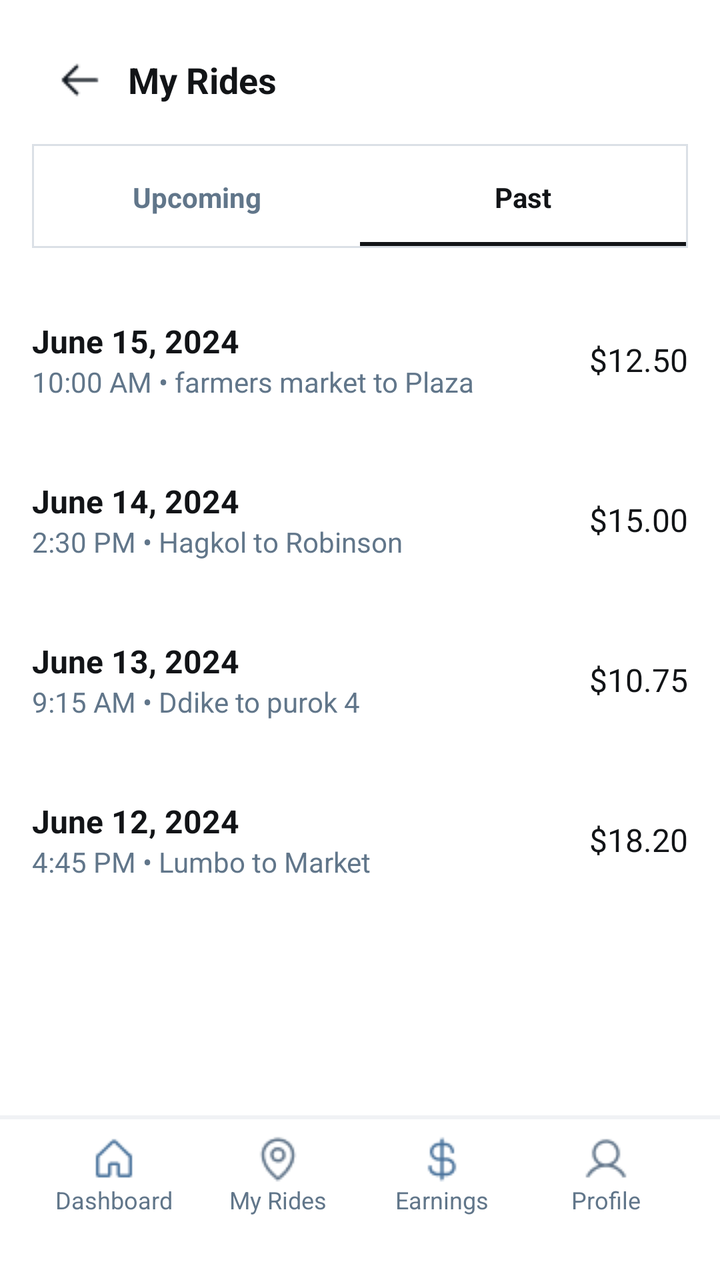
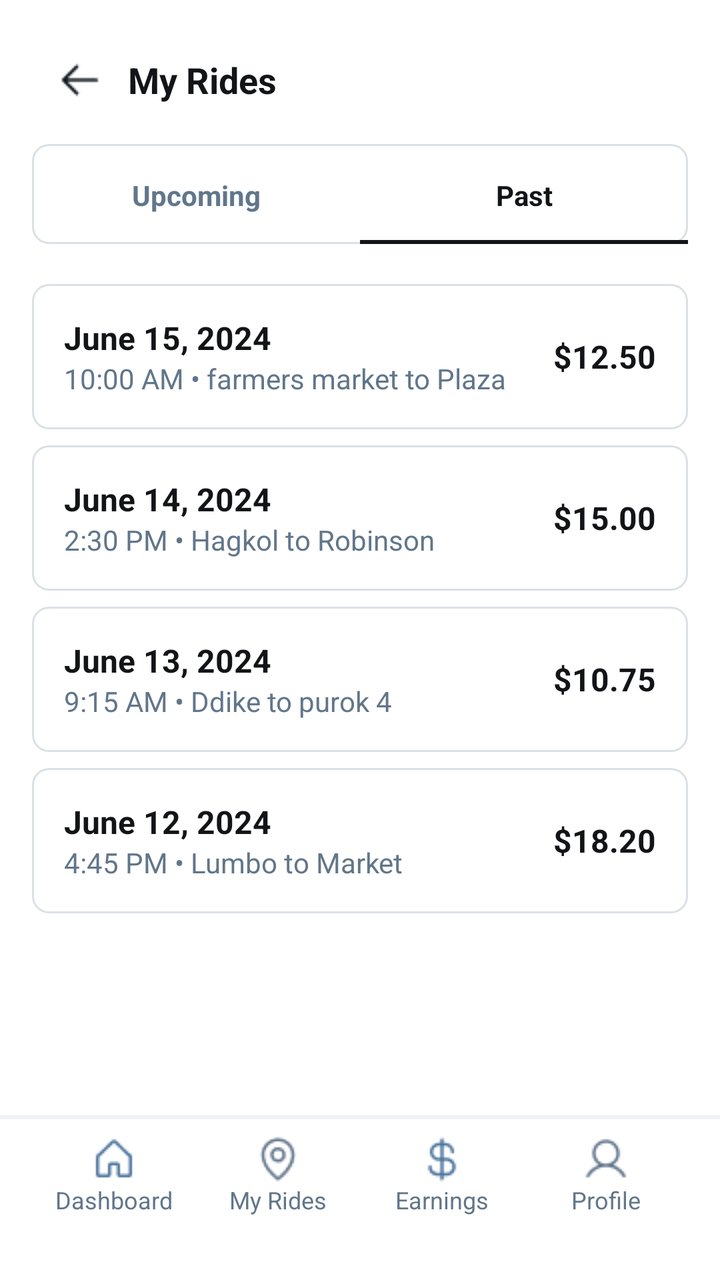

The first picture is an Android layout as it rendered before a commit; the second is the same layout after the commit. The layout source and the unified diff follow.
<!-- AndroidManifest.xml: application theme Theme.Tricycle_app -->
<!-- res/layout/driverdashhistory.xml -->
<?xml version="1.0" encoding="utf-8"?>
<LinearLayout xmlns:android="http://schemas.android.com/apk/res/android"
    android:layout_width="match_parent"
    android:layout_height="match_parent"
    android:orientation="vertical"
    android:background="#FFFFFF">

    <ScrollView
        android:layout_width="match_parent"
        android:layout_height="0dp"
        android:layout_weight="1"
        android:fillViewport="true">

        <LinearLayout
            android:layout_width="match_parent"
            android:layout_height="wrap_content"
            android:orientation="vertical"
            android:paddingBottom="20dp">

            <LinearLayout
                android:layout_width="match_parent"
                android:layout_height="wrap_content"
                android:orientation="horizontal"
                android:gravity="center_vertical"
                android:paddingTop="16dp"
                android:paddingBottom="8dp"
                android:paddingStart="16dp"
                android:paddingEnd="16dp">

                <LinearLayout
                    android:layout_width="48dp"
                    android:layout_height="48dp"
                    android:gravity="center">

                    <View
                        android:layout_width="24dp"
                        android:layout_height="24dp"
                        android:background="@drawable/arrow" />
                </LinearLayout>

                <TextView
                    android:layout_width="wrap_content"
                    android:layout_height="wrap_content"
                    android:text="My Rides"
                    android:textSize="18sp"
                    android:textStyle="bold"
                    android:textColor="#121417"
                    android:paddingEnd="48dp"/>
            </LinearLayout>

            <LinearLayout
                android:layout_width="match_parent"
                android:layout_height="wrap_content"
                android:orientation="vertical"
                android:paddingStart="16dp"
                android:paddingEnd="16dp"
                android:paddingBottom="12dp">

                <LinearLayout
                    android:layout_width="match_parent"
                    android:layout_height="wrap_content"
                    android:orientation="horizontal"
                    android:background="#DBE0E6"
                    android:padding="1dp"> <LinearLayout
                    android:layout_width="match_parent"
                    android:layout_height="wrap_content"
                    android:orientation="horizontal"
                    android:background="#FFFFFF">

                    <LinearLayout
                        android:layout_width="0dp"
                        android:layout_weight="1"
                        android:layout_height="wrap_content"
                        android:orientation="vertical">

                        <TextView
                            android:layout_width="match_parent"
                            android:layout_height="wrap_content"
                            android:text="Upcoming"
                            android:gravity="center"
                            android:paddingTop="16dp"
                            android:paddingBottom="13dp"
                            android:textSize="14sp"
                            android:textStyle="bold"
                            android:textColor="#61768A"/>

                        <View
                            android:layout_width="match_parent"
                            android:layout_height="2dp"
                            android:background="@android:color/transparent"/>
                    </LinearLayout>

                    <LinearLayout
                        android:layout_width="0dp"
                        android:layout_weight="1"
                        android:layout_height="wrap_content"
                        android:orientation="vertical">

                        <TextView
                            android:layout_width="match_parent"
                            android:layout_height="wrap_content"
                            android:text="Past"
                            android:gravity="center"
                            android:paddingTop="16dp"
                            android:paddingBottom="13dp"
                            android:textSize="14sp"
                            android:textStyle="bold"
                            android:textColor="#121417"/>

                        <View
                            android:layout_width="match_parent"
                            android:layout_height="2dp"
                            android:background="#121417"/>
                    </LinearLayout>

                </LinearLayout>
                </LinearLayout>
            </LinearLayout>

            <LinearLayout
                android:layout_width="match_parent"
                android:layout_height="72dp"
                android:orientation="horizontal"
                android:gravity="center_vertical"
                android:paddingStart="16dp"
                android:paddingEnd="16dp"
                android:layout_marginTop="8dp">

                <LinearLayout
                    android:layout_width="0dp"
                    android:layout_weight="1"
                    android:layout_height="wrap_content"
                    android:orientation="vertical">
                    <TextView
                        android:layout_width="wrap_content"
                        android:layout_height="wrap_content"
                        android:text="June 15, 2024"
                        android:textSize="16sp"
                        android:textStyle="bold"
                        android:textColor="#121417"/>
                    <TextView
                        android:layout_width="wrap_content"
                        android:layout_height="wrap_content"
                        android:text="10:00 AM • farmers market to Plaza"
                        android:textSize="14sp"
                        android:textColor="#61768A"/>
                </LinearLayout>

                <TextView
                    android:layout_width="wrap_content"
                    android:layout_height="wrap_content"
                    android:text="$12.50"
                    android:textSize="16sp"
                    android:textColor="#121417"/>
            </LinearLayout>

            <LinearLayout
                android:layout_width="match_parent"
                android:layout_height="72dp"
                android:orientation="horizontal"
                android:gravity="center_vertical"
                android:paddingStart="16dp"
                android:paddingEnd="16dp"
                android:layout_marginTop="8dp">

                <LinearLayout
                    android:layout_width="0dp"
                    android:layout_weight="1"
                    android:layout_height="wrap_content"
                    android:orientation="vertical">
                    <TextView
                        android:layout_width="wrap_content"
                        android:layout_height="wrap_content"
                        android:text="June 14, 2024"
                        android:textSize="16sp"
                        android:textStyle="bold"
                        android:textColor="#121417"/>
                    <TextView
                        android:layout_width="wrap_content"
                        android:layout_height="wrap_content"
                        android:text="2:30 PM • Hagkol to Robinson"
                        android:textSize="14sp"
                        android:textColor="#61768A"/>
                </LinearLayout>

                <TextView
                    android:layout_width="wrap_content"
                    android:layout_height="wrap_content"
                    android:text="$15.00"
                    android:textSize="16sp"
                    android:textColor="#121417"/>
            </LinearLayout>

            <LinearLayout
                android:layout_width="match_parent"
                android:layout_height="72dp"
                android:orientation="horizontal"
                android:gravity="center_vertical"
                android:paddingStart="16dp"
                android:paddingEnd="16dp"
                android:layout_marginTop="8dp">

                <LinearLayout
                    android:layout_width="0dp"
                    android:layout_weight="1"
                    android:layout_height="wrap_content"
                    android:orientation="vertical">
                    <TextView
                        android:layout_width="wrap_content"
                        android:layout_height="wrap_content"
                        android:text="June 13, 2024"
                        android:textSize="16sp"
                        android:textStyle="bold"
                        android:textColor="#121417"/>
                    <TextView
                        android:layout_width="wrap_content"
                        android:layout_height="wrap_content"
                        android:text="9:15 AM • Ddike to purok 4"
                        android:textSize="14sp"
                        android:textColor="#61768A"/>
                </LinearLayout>

                <TextView
                    android:layout_width="wrap_content"
                    android:layout_height="wrap_content"
                    android:text="$10.75"
                    android:textSize="16sp"
                    android:textColor="#121417"/>
            </LinearLayout>

            <LinearLayout
                android:layout_width="match_parent"
                android:layout_height="72dp"
                android:orientation="horizontal"
                android:gravity="center_vertical"
                android:paddingStart="16dp"
                android:paddingEnd="16dp"
                android:layout_marginTop="8dp">

                <LinearLayout
                    android:layout_width="0dp"
                    android:layout_weight="1"
                    android:layout_height="wrap_content"
                    android:orientation="vertical">
                    <TextView
                        android:layout_width="wrap_content"
                        android:layout_height="wrap_content"
                        android:text="June 12, 2024"
                        android:textSize="16sp"
                        android:textStyle="bold"
                        android:textColor="#121417"/>
                    <TextView
                        android:layout_width="wrap_content"
                        android:layout_height="wrap_content"
                        android:text="4:45 PM • Lumbo to Market"
                        android:textSize="14sp"
                        android:textColor="#61768A"/>
                </LinearLayout>

                <TextView
                    android:layout_width="wrap_content"
                    android:layout_height="wrap_content"
                    android:text="$18.20"
                    android:textSize="16sp"
                    android:textColor="#121417"/>
            </LinearLayout>

        </LinearLayout>
    </ScrollView>

    <LinearLayout
        android:layout_width="match_parent"
        android:layout_height="wrap_content"
        android:orientation="vertical">

        <View
            android:layout_width="match_parent"
            android:layout_height="1dp"
            android:background="#F0F2F5"/>

    </LinearLayout>

    <include layout="@layout/drivernav" />


</LinearLayout>
<!-- res/layout/drivernav.xml (included above) -->
<?xml version="1.0" encoding="utf-8"?>
<LinearLayout xmlns:android="http://schemas.android.com/apk/res/android"
    android:layout_width="match_parent"
    android:layout_height="wrap_content"
    android:orientation="vertical"
    android:background="#FFFFFF">

    <View
        android:layout_width="match_parent"
        android:layout_height="1dp"
        android:background="#F0F2F5"/>

    <LinearLayout
        android:layout_width="match_parent"
        android:layout_height="wrap_content"
        android:orientation="horizontal"
        android:paddingTop="8dp"
        android:paddingBottom="12dp"
        android:paddingStart="16dp"
        android:paddingEnd="16dp">

        <LinearLayout
            android:layout_width="0dp"
            android:layout_height="wrap_content"
            android:layout_weight="1"
            android:orientation="vertical"
            android:gravity="center">

            <View
                android:layout_width="24dp"
                android:layout_height="24dp"
                android:background="@drawable/home" />

            <TextView
                android:layout_width="wrap_content"
                android:layout_height="wrap_content"
                android:text="Dashboard"
                android:textSize="12sp"
                android:textColor="#61768A"/>
        </LinearLayout>

        <LinearLayout
            android:layout_width="0dp"
            android:layout_height="wrap_content"
            android:layout_weight="1"
            android:orientation="vertical"
            android:gravity="center">

            <View
                android:layout_width="24dp"
                android:layout_height="24dp"
                android:background="@drawable/locationpin" />

            <TextView
                android:layout_width="wrap_content"
                android:layout_height="wrap_content"
                android:text="My Rides"
                android:textSize="12sp"
                android:textColor="#61768A"/>
        </LinearLayout>

        <LinearLayout
            android:layout_width="0dp"
            android:layout_height="wrap_content"
            android:layout_weight="1"
            android:orientation="vertical"
            android:gravity="center">

            <View
                android:layout_width="24dp"
                android:layout_height="24dp"
                android:background="@drawable/money" />

            <TextView
                android:layout_width="wrap_content"
                android:layout_height="wrap_content"
                android:text="Earnings"
                android:textSize="12sp"
                android:textColor="#61768A"/>
        </LinearLayout>

        <LinearLayout
            android:layout_width="0dp"
            android:layout_height="wrap_content"
            android:layout_weight="1"
            android:orientation="vertical"
            android:gravity="center">

            <View
                android:layout_width="24dp"
                android:layout_height="24dp"
                android:background="@drawable/profile" />

            <TextView
                android:layout_width="wrap_content"
                android:layout_height="wrap_content"
                android:text="Profile"
                android:textSize="12sp"
                android:textColor="#61768A"/>
        </LinearLayout>

    </LinearLayout>

    <View
        android:layout_width="match_parent"
        android:layout_height="20dp"
        android:background="#FFFFFF"/>

</LinearLayout>
<!-- resources referenced by this layout -->
<resources>
  <!-- drawable arrow: png bitmap (drawable, 284 bytes) -->
  <!-- drawable home: png bitmap (drawable, 468 bytes) -->
  <!-- drawable locationpin: png bitmap (drawable, 805 bytes) -->
  <!-- drawable money: png bitmap (drawable, 640 bytes) -->
  <!-- drawable profile: png bitmap (drawable, 661 bytes) -->
  <style name="Theme.Tricycle_app" parent="Base.Theme.Tricycle_app" />
  <style name="Base.Theme.Tricycle_app" parent="Theme.Material3.DayNight.NoActionBar">
          
          
      </style>
</resources>

<!-- the commit's change to res/layout/driverdashhistory.xml (unified diff, before → after) -->
@@ -28,9 +28,12 @@
                 android:paddingEnd="16dp">
 
                 <LinearLayout
+                    android:id="@+id/btnBack"
                     android:layout_width="48dp"
                     android:layout_height="48dp"
-                    android:gravity="center">
+                    android:gravity="center"
+                    android:clickable="true"
+                    android:focusable="true">
 
                     <View
                         android:layout_width="24dp"
@@ -60,12 +63,7 @@
                     android:layout_width="match_parent"
                     android:layout_height="wrap_content"
                     android:orientation="horizontal"
-                    android:background="#DBE0E6"
-                    android:padding="1dp"> <LinearLayout
-                    android:layout_width="match_parent"
-                    android:layout_height="wrap_content"
-                    android:orientation="horizontal"
-                    android:background="#FFFFFF">
+                    android:background="@drawable/bg_rounded_border">
 
                     <LinearLayout
                         android:layout_width="0dp"
@@ -112,19 +110,19 @@
                             android:layout_height="2dp"
                             android:background="#121417"/>
                     </LinearLayout>
-
-                </LinearLayout>
-                </LinearLayout>
-            </LinearLayout>
-
-            <LinearLayout
-                android:layout_width="match_parent"
-                android:layout_height="72dp"
+                </LinearLayout>
+            </LinearLayout>
+
+            <LinearLayout
+                android:layout_width="match_parent"
+                android:layout_height="wrap_content"
                 android:orientation="horizontal"
                 android:gravity="center_vertical"
-                android:paddingStart="16dp"
-                android:paddingEnd="16dp"
-                android:layout_marginTop="8dp">
+                android:layout_marginStart="16dp"
+                android:layout_marginEnd="16dp"
+                android:layout_marginTop="8dp"
+                android:background="@drawable/bg_rounded_border"
+                android:padding="16dp">
 
                 <LinearLayout
                     android:layout_width="0dp"
@@ -151,17 +149,20 @@
                     android:layout_height="wrap_content"
                     android:text="$12.50"
                     android:textSize="16sp"
-                    android:textColor="#121417"/>
-            </LinearLayout>
-
-            <LinearLayout
-                android:layout_width="match_parent"
-                android:layout_height="72dp"
+                    android:textColor="#121417"
+                    android:textStyle="bold"/>
+            </LinearLayout>
+
+            <LinearLayout
+                android:layout_width="match_parent"
+                android:layout_height="wrap_content"
                 android:orientation="horizontal"
                 android:gravity="center_vertical"
-                android:paddingStart="16dp"
-                android:paddingEnd="16dp"
-                android:layout_marginTop="8dp">
+                android:layout_marginStart="16dp"
+                android:layout_marginEnd="16dp"
+                android:layout_marginTop="8dp"
+                android:background="@drawable/bg_rounded_border"
+                android:padding="16dp">
 
                 <LinearLayout
                     android:layout_width="0dp"
@@ -188,17 +189,20 @@
                     android:layout_height="wrap_content"
                     android:text="$15.00"
                     android:textSize="16sp"
-                    android:textColor="#121417"/>
-            </LinearLayout>
-
-            <LinearLayout
-                android:layout_width="match_parent"
-                android:layout_height="72dp"
+                    android:textColor="#121417"
+                    android:textStyle="bold"/>
+            </LinearLayout>
+
+            <LinearLayout
+                android:layout_width="match_parent"
+                android:layout_height="wrap_content"
                 android:orientation="horizontal"
                 android:gravity="center_vertical"
-                android:paddingStart="16dp"
-                android:paddingEnd="16dp"
-                android:layout_marginTop="8dp">
+                android:layout_marginStart="16dp"
+                android:layout_marginEnd="16dp"
+                android:layout_marginTop="8dp"
+                android:background="@drawable/bg_rounded_border"
+                android:padding="16dp">
 
                 <LinearLayout
                     android:layout_width="0dp"
@@ -225,17 +229,20 @@
                     android:layout_height="wrap_content"
                     android:text="$10.75"
                     android:textSize="16sp"
-                    android:textColor="#121417"/>
-            </LinearLayout>
-
-            <LinearLayout
-                android:layout_width="match_parent"
-                android:layout_height="72dp"
+                    android:textColor="#121417"
+                    android:textStyle="bold"/>
+            </LinearLayout>
+
+            <LinearLayout
+                android:layout_width="match_parent"
+                android:layout_height="wrap_content"
                 android:orientation="horizontal"
                 android:gravity="center_vertical"
-                android:paddingStart="16dp"
-                android:paddingEnd="16dp"
-                android:layout_marginTop="8dp">
+                android:layout_marginStart="16dp"
+                android:layout_marginEnd="16dp"
+                android:layout_marginTop="8dp"
+                android:background="@drawable/bg_rounded_border"
+                android:padding="16dp">
 
                 <LinearLayout
                     android:layout_width="0dp"
@@ -262,7 +269,8 @@
                     android:layout_height="wrap_content"
                     android:text="$18.20"
                     android:textSize="16sp"
-                    android:textColor="#121417"/>
+                    android:textColor="#121417"
+                    android:textStyle="bold"/>
             </LinearLayout>
 
         </LinearLayout>
@@ -281,7 +289,6 @@
     </LinearLayout>
 
     <include layout="@layout/drivernav" />
-
 
 </LinearLayout>
 <!-- res/layout/drivernav.xml (included above) -->
<!-- resource entries referenced after the edit -->
@@ -1,6 +1,20 @@
 <!-- resources referenced by this layout -->
 <resources>
   <!-- drawable arrow: png bitmap (drawable, 284 bytes) -->
+  <!-- drawable bg_rounded_border (drawable) -->
+  <?xml version="1.0" encoding="utf-8"?>
+  <shape xmlns:android="http://schemas.android.com/apk/res/android"
+      android:shape="rectangle">
+  
+      <solid android:color="#FFFFFF"/>
+  
+      <corners android:radius="8dp"/>
+  
+      <stroke
+          android:width="1dp"
+          android:color="#DBE0E6"/>
+  
+  </shape>
   <!-- drawable home: png bitmap (drawable, 468 bytes) -->
   <!-- drawable locationpin: png bitmap (drawable, 805 bytes) -->
   <!-- drawable money: png bitmap (drawable, 640 bytes) -->
